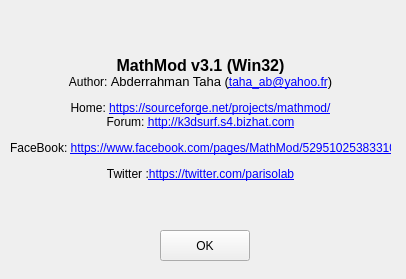
Old version of the form trunk/ui_forms/about.ui in the repository parisolab/mathmod.
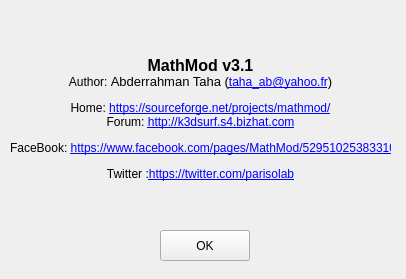
New version of the form.

```diff
--- a/trunk/ui_forms/about.ui
+++ b/trunk/ui_forms/about.ui
@@ -26,7 +26,7 @@
     <font/>
    </property>
    <property name="text">
-    <string>&lt;html&gt;&lt;head/&gt;&lt;body&gt;&lt;p align=&quot;center&quot;&gt;&lt;span style=&quot; font-size:12pt; font-weight:600;&quot;&gt;MathMod v3.1 (Win32)&lt;/span&gt;&lt;br/&gt;Author: &lt;span style=&quot; font-size:10pt;&quot;&gt;Abderrahman Taha (&lt;/span&gt;&lt;a href=&quot;taha_ab@yahoo.fr&quot;&gt;&lt;span style=&quot; text-decoration: underline; color:#0000ff;&quot;&gt;taha_ab@yahoo.fr&lt;/span&gt;&lt;/a&gt;&lt;span style=&quot; font-size:10pt;&quot;&gt;)&lt;/span&gt;&lt;/p&gt;&lt;p align=&quot;center&quot;&gt;Home: &lt;a href=&quot;https://sourceforge.net/projects/mathmod/&quot;&gt;&lt;span style=&quot; text-decoration: underline; color:#0000ff;&quot;&gt;https://sourceforge.net/projects/mathmod/&lt;/span&gt;&lt;/a&gt;&lt;br/&gt;Forum: &lt;a href=&quot;http://k3dsurf.s4.bizhat.com&quot;&gt;&lt;span style=&quot; text-decoration: underline; color:#0000ff;&quot;&gt;http://k3dsurf.s4.bizhat.com&lt;/span&gt;&lt;/a&gt;&lt;/p&gt;&lt;p align=&quot;center&quot;&gt;FaceBook: &lt;a href=&quot;https://www.facebook.com/pages/MathMod/529510253833102&quot;&gt;&lt;span style=&quot; text-decoration: underline; color:#0000ff;&quot;&gt;https://www.facebook.com/pages/MathMod/529510253833102&lt;/span&gt;&lt;/a&gt;&lt;/p&gt;&lt;p align=&quot;center&quot;&gt;Twitter :&lt;a href=&quot;https://twitter.com/parisolab&quot;&gt;&lt;span style=&quot; text-decoration: underline; color:#0000ff;&quot;&gt;https://twitter.com/parisolab&lt;/span&gt;&lt;/a&gt;&lt;br/&gt;&lt;/p&gt;&lt;/body&gt;&lt;/html&gt;</string>
+    <string>&lt;html&gt;&lt;head/&gt;&lt;body&gt;&lt;p align=&quot;center&quot;&gt;&lt;span style=&quot; font-size:12pt; font-weight:600;&quot;&gt;MathMod v3.1&lt;/span&gt;&lt;br/&gt;Author: &lt;span style=&quot; font-size:10pt;&quot;&gt;Abderrahman Taha (&lt;/span&gt;&lt;a href=&quot;taha_ab@yahoo.fr&quot;&gt;&lt;span style=&quot; text-decoration: underline; color:#0000ff;&quot;&gt;taha_ab@yahoo.fr&lt;/span&gt;&lt;/a&gt;&lt;span style=&quot; font-size:10pt;&quot;&gt;)&lt;/span&gt;&lt;/p&gt;&lt;p align=&quot;center&quot;&gt;Home: &lt;a href=&quot;https://sourceforge.net/projects/mathmod/&quot;&gt;&lt;span style=&quot; text-decoration: underline; color:#0000ff;&quot;&gt;https://sourceforge.net/projects/mathmod/&lt;/span&gt;&lt;/a&gt;&lt;br/&gt;Forum: &lt;a href=&quot;http://k3dsurf.s4.bizhat.com&quot;&gt;&lt;span style=&quot; text-decoration: underline; color:#0000ff;&quot;&gt;http://k3dsurf.s4.bizhat.com&lt;/span&gt;&lt;/a&gt;&lt;/p&gt;&lt;p align=&quot;center&quot;&gt;FaceBook: &lt;a href=&quot;https://www.facebook.com/pages/MathMod/529510253833102&quot;&gt;&lt;span style=&quot; text-decoration: underline; color:#0000ff;&quot;&gt;https://www.facebook.com/pages/MathMod/529510253833102&lt;/span&gt;&lt;/a&gt;&lt;/p&gt;&lt;p align=&quot;center&quot;&gt;Twitter :&lt;a href=&quot;https://twitter.com/parisolab&quot;&gt;&lt;span style=&quot; text-decoration: underline; color:#0000ff;&quot;&gt;https://twitter.com/parisolab&lt;/span&gt;&lt;/a&gt;&lt;br/&gt;&lt;/p&gt;&lt;/body&gt;&lt;/html&gt;</string>
    </property>
    <property name="wordWrap">
     <bool>false</bool>
```
